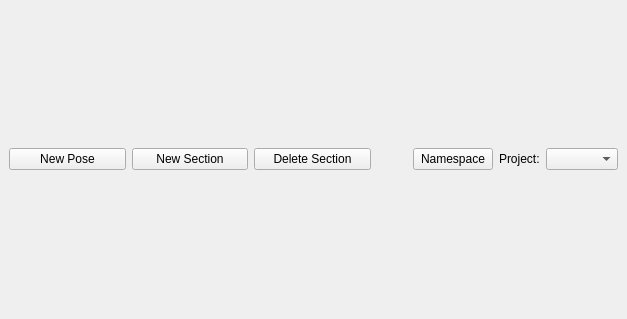
Old version of the form animation/poseMan/poseManUi.ui in the repository skarone/PipeL.
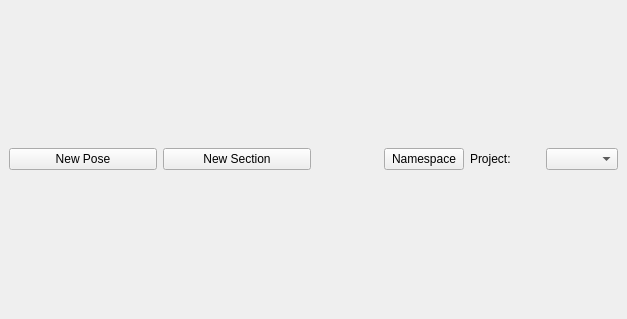
New version of the form.

Commit message: removed delete section button from ui

Diff of the .ui file:
```diff
--- a/animation/poseMan/poseManUi.ui
+++ b/animation/poseMan/poseManUi.ui
@@ -31,13 +31,6 @@
         </property>
        </widget>
       </item>
-      <item>
-       <widget class="QPushButton" name="deleteSection_btn">
-        <property name="text">
-         <string>Delete Section</string>
-        </property>
-       </widget>
-      </item>
       <item>
        <layout class="QHBoxLayout" name="horizontalLayout_2">
         <item>
```
